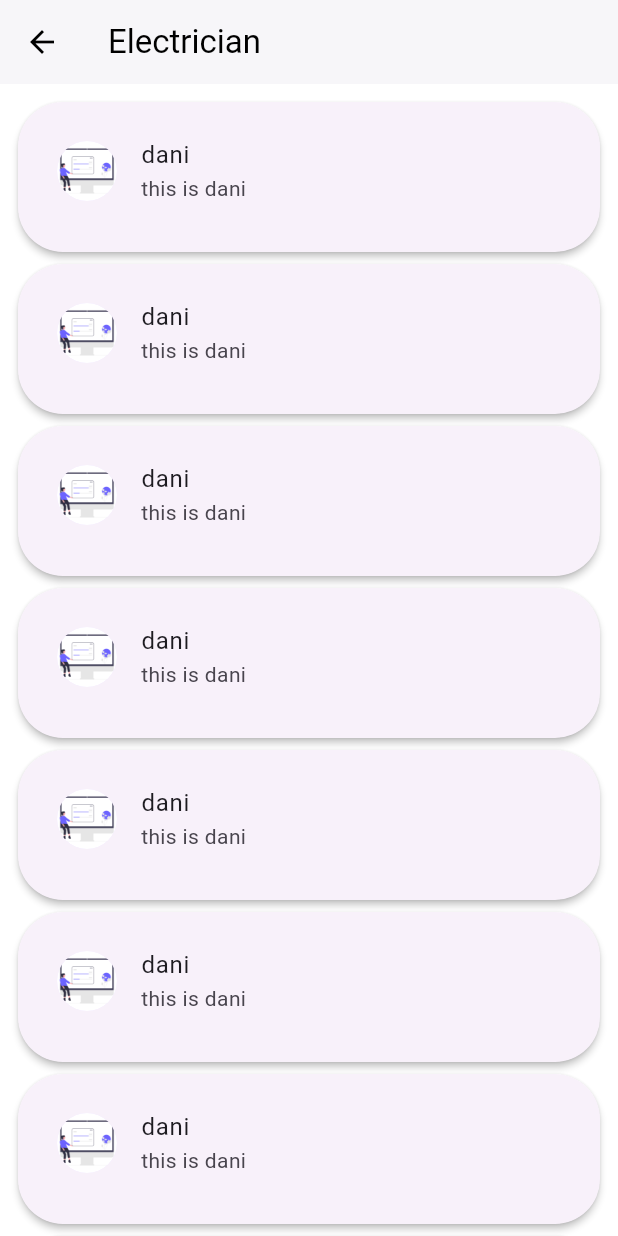
After one commit to dani404044/fyp, a Flutter app: the ElectricianServices screen opened directly, on a phone screen of 412 x 824 dp. The commit adds this screen. Run offline on Flutter 3.47's test engine with Material 2 defaults, Android fonts, the phone set to English and light mode, and no system bars.

Commit message:
new change by dani

```diff
--- a/lib/home_menu_main/home_action.dart
+++ b/lib/home_menu_main/home_action.dart
@@ -2,6 +2,7 @@ import 'package:flutter/material.dart';
 import 'package:fnf/home_menu_main/special_offers/mostPopular.dart';
 import 'package:fnf/home_menu_main/all_services/services_detail.dart';
 import 'package:fnf/home_menu_main/special_offers/specialOffer.dart';
+import 'package:fnf/home_menu_main/special_offers/user_services/electrician.dart';
 
 class HomeAction extends StatefulWidget {
   const HomeAction({super.key});
@@ -283,7 +284,7 @@ class _HomeActionState extends State<HomeAction> {
               children: [
                 GestureDetector(
                   onTap: (){
-                    Navigator.push(context, MaterialPageRoute(builder: (context) => MostPopular()),
+                    Navigator.push(context, MaterialPageRoute(builder: (context) => ElectricianServices()),
                     );
                   },
                   child: Column(
--- /dev/null
+++ b/lib/home_menu_main/special_offers/user_services/electrician.dart
@@ -0,0 +1,267 @@
+import 'package:flutter/material.dart';
+
+class ElectricianServices extends StatelessWidget {
+  const ElectricianServices({super.key});
+
+  @override
+  Widget build(BuildContext context) {
+    return Scaffold(
+      appBar: AppBar(
+        title: const Text(
+          "Electrician",
+          style: TextStyle(color: Colors.black),
+        ),
+        elevation: 1,
+        leading: IconButton(
+          icon: const Icon(Icons.arrow_back, color: Colors.black),
+          onPressed: () => Navigator.of(context).pop(),
+        ),
+        backgroundColor: Colors.white,
+      ),
+      body:  SingleChildScrollView(
+        child: Padding(
+          padding: const EdgeInsets.all(8.0),
+          child: Column(
+            children: <Widget>[
+              Card(
+                elevation: 2,
+                shape: RoundedRectangleBorder(
+                  borderRadius: BorderRadius.circular(30),
+
+                ),
+                child: Container(
+                  height: 100,
+                  width: double.infinity,
+                  padding: EdgeInsets.all(10),
+
+                  child: const ListTile(
+                    leading: CircleAvatar(
+                      backgroundImage: AssetImage('assets/images/01.png'),
+                    ),
+                    title: Text("dani"),
+                    subtitle: Text("this is dani"),
+                ),
+                ),
+                ),
+
+                Card(
+                elevation: 2,
+                shape: RoundedRectangleBorder(
+                  borderRadius: BorderRadius.circular(30),
+
+                ),
+                child: Container(
+                  height: 100,
+                  width: double.infinity,
+                  padding: EdgeInsets.all(10),
+
+                  child: const ListTile(
+                    leading: CircleAvatar(
+                      backgroundImage: AssetImage('assets/images/01.png'),
+                    ),
+                    title: Text("dani"),
+                    subtitle: Text("this is dani"),
+                ),
+                ),
+                ),
+
+                Card(
+                elevation: 2,
+                shape: RoundedRectangleBorder(
+                  borderRadius: BorderRadius.circular(30),
+
+                ),
+                child: Container(
+                  height: 100,
+                  width: double.infinity,
+                  padding: EdgeInsets.all(10),
+
+                  child: const ListTile(
+                    leading: CircleAvatar(
+                      backgroundImage: AssetImage('assets/images/01.png'),
+                    ),
+                    title: Text("dani"),
+                    subtitle: Text("this is dani"),
+                ),
+                ),
+                ),
+
+                Card(
+                elevation: 2,
+                shape: RoundedRectangleBorder(
+                  borderRadius: BorderRadius.circular(30),
+
+                ),
+                child: Container(
+                  height: 100,
+                  width: double.infinity,
+                  padding: EdgeInsets.all(10),
+
+                  child: const ListTile(
+                    leading: CircleAvatar(
+                      backgroundImage: AssetImage('assets/images/01.png'),
+                    ),
+                    title: Text("dani"),
+                    subtitle: Text("this is dani"),
+                ),
+                ),
+                ),
+                              Card(
+                elevation: 2,
+                shape: RoundedRectangleBorder(
+                  borderRadius: BorderRadius.circular(30),
+
+                ),
+                child: Container(
+                  height: 100,
+                  width: double.infinity,
+                  padding: EdgeInsets.all(10),
+
+                  child: const ListTile(
+                    leading: CircleAvatar(
+                      backgroundImage: AssetImage('assets/images/01.png'),
+                    ),
+                    title: Text("dani"),
+                    subtitle: Text("this is dani"),
+                ),
+                ),
+                ),
+
+                Card(
+                elevation: 2,
+                shape: RoundedRectangleBorder(
+                  borderRadius: BorderRadius.circular(30),
+
+                ),
+                child: Container(
+                  height: 100,
+                  width: double.infinity,
+                  padding: EdgeInsets.all(10),
+
+                  child: const ListTile(
+                    leading: CircleAvatar(
+                      backgroundImage: AssetImage('assets/images/01.png'),
+                    ),
+                    title: Text("dani"),
+                    subtitle: Text("this is dani"),
+                ),
+                ),
+                ),
+
+                Card(
+                elevation: 2,
+                shape: RoundedRectangleBorder(
+                  borderRadius: BorderRadius.circular(30),
+
+                ),
+                child: Container(
+                  height: 100,
+                  width: double.infinity,
+                  padding: EdgeInsets.all(10),
+
+                  child: const ListTile(
+                    leading: CircleAvatar(
+                      backgroundImage: AssetImage('assets/images/01.png'),
+                    ),
+                    title: Text("dani"),
+                    subtitle: Text("this is dani"),
+                ),
+                ),
+                ),
+
+
+                Card(
+                elevation: 2,
+                shape: RoundedRectangleBorder(
+                  borderRadius: BorderRadius.circular(30),
+
+                ),
+                child: Container(
+                  height: 100,
+                  width: double.infinity,
+                  padding: EdgeInsets.all(10),
+
+                  child: const ListTile(
+                    leading: CircleAvatar(
+                      backgroundImage: AssetImage('assets/images/01.png'),
+                    ),
+                    title: Text("dani"),
+                    subtitle: Text("this is dani"),
+                ),
+                ),
+                ),
+
+                Card(
+                elevation: 2,
+                shape: RoundedRectangleBorder(
+                  borderRadius: BorderRadius.circular(30),
+
+                ),
+                child: Container(
+                  height: 100,
+                  width: double.infinity,
+                  padding: EdgeInsets.all(10),
+
+                  child: const ListTile(
+                    leading: CircleAvatar(
+                      backgroundImage: AssetImage('assets/images/01.png'),
+                    ),
+                    title: Text("dani"),
+                    subtitle: Text("this is dani"),
+                ),
+                ),
+                ),
+
+
+                Card(
+                elevation: 2,
+                shape: RoundedRectangleBorder(
+                  borderRadius: BorderRadius.circular(30),
+
+                ),
+                child: Container(
+                  height: 100,
+                  width: double.infinity,
+                  padding: EdgeInsets.all(10),
+
+                  child: const ListTile(
+                    leading: CircleAvatar(
+                      backgroundImage: AssetImage('assets/images/01.png'),
+                    ),
+                    title: Text("dani"),
+                    subtitle: Text("this is dani"),
+                ),
+                ),
+                ),
+
+
+                Card(
+                elevation: 2,
+                shape: RoundedRectangleBorder(
+                  borderRadius: BorderRadius.circular(30),
+
+                ),
+                child: Container(
+                  height: 100,
+                  width: double.infinity,
+                  padding: EdgeInsets.all(10),
+
+                  child: const ListTile(
+                    leading: CircleAvatar(
+                      backgroundImage: AssetImage('assets/images/01.png'),
+                    ),
+                    title: Text("dani"),
+                    subtitle: Text("this is dani"),
+                ),
+                ),
+                ),
+
+
+
+            ],
+          ),
+        ),
+      ),
+    );
+  }
+}
```
